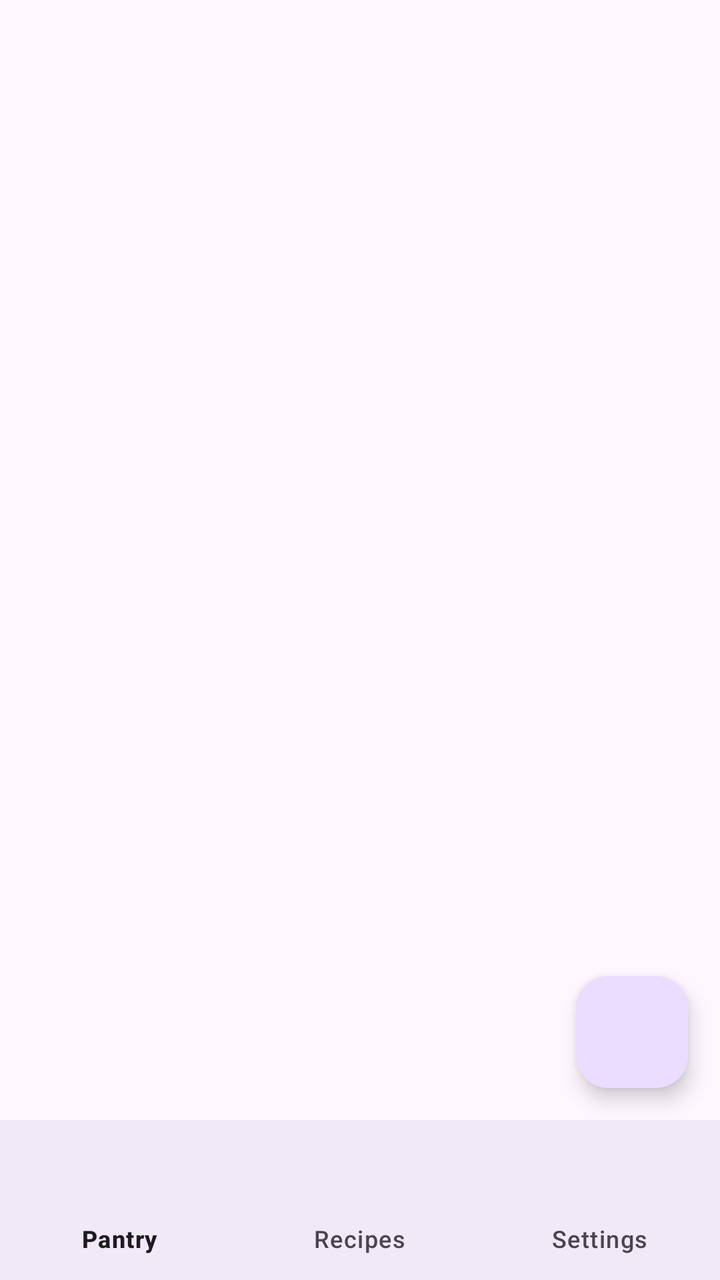
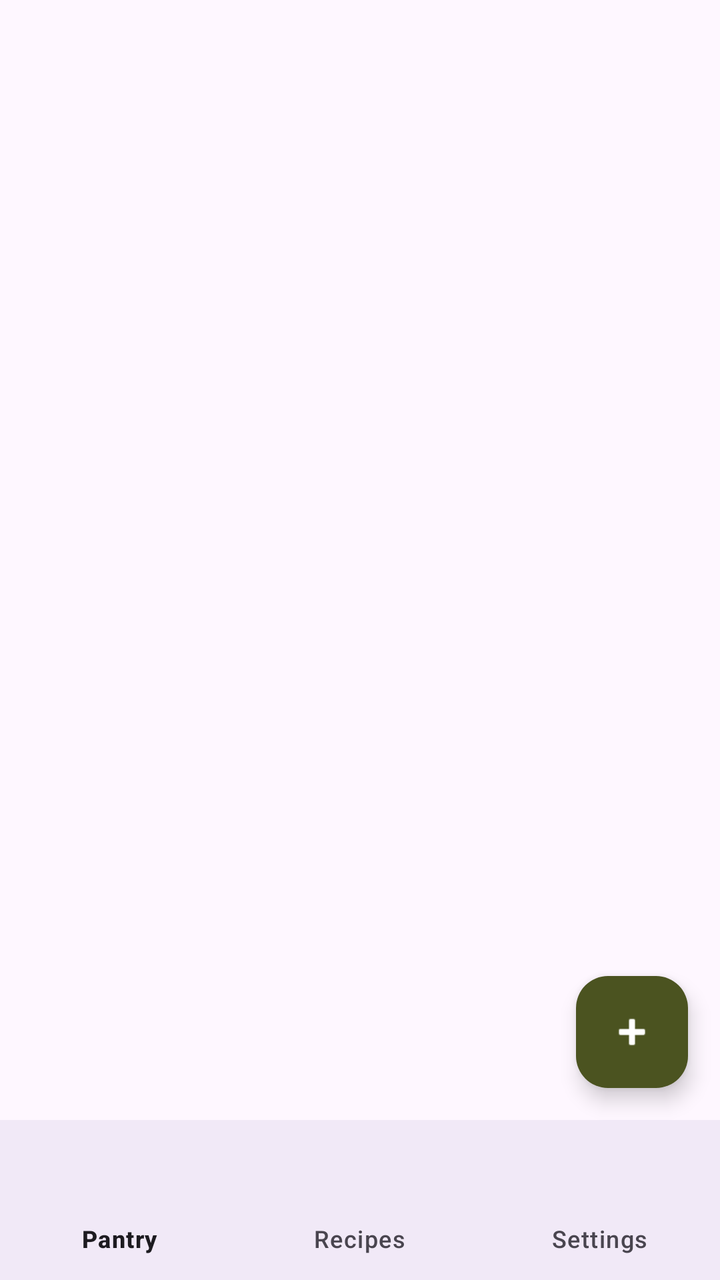

Two renders of the same Android screen: before a commit and after it. Below are the layout's source before the change and the commit's diff.
<!-- AndroidManifest.xml: application theme Theme.SmartPantryManager -->
<!-- res/layout/activity_pantry_list.xml -->
<?xml version="1.0" encoding="utf-8"?>
<RelativeLayout xmlns:android="http://schemas.android.com/apk/res/android"
    xmlns:app="http://schemas.android.com/apk/res-auto"
    android:layout_width="match_parent"
    android:layout_height="match_parent">

    <androidx.recyclerview.widget.RecyclerView
        android:id="@+id/recyclerViewPantry"
        android:layout_width="match_parent"
        android:layout_height="match_parent"
        android:layout_above="@id/bottomNavigationView" />

    <com.google.android.material.floatingactionbutton.FloatingActionButton
        android:id="@+id/fabAddIngredient"
        android:layout_width="wrap_content"
        android:layout_height="wrap_content"
        android:layout_above="@id/bottomNavigationView"
        android:layout_alignParentEnd="true"
        android:layout_margin="16dp"
        android:contentDescription="Add Ingredient" />

    <com.google.android.material.bottomnavigation.BottomNavigationView
        android:id="@+id/bottomNavigationView"
        android:layout_width="match_parent"
        android:layout_height="wrap_content"
        android:layout_alignParentBottom="true"
        android:background="?android:attr/windowBackground"
        app:menu="@menu/bottom_nav_menu" />
</RelativeLayout>
<!-- resources referenced by this layout -->
<resources>
  <style name="Theme.SmartPantryManager" parent="Base.Theme.SmartPantryManager" />
  <style name="Base.Theme.SmartPantryManager" parent="Theme.Material3.DayNight.NoActionBar">
          
          
      </style>
</resources>

<!-- the commit's change to res/layout/activity_pantry_list.xml (unified diff, before → after) -->
@@ -1,29 +1,49 @@
 <?xml version="1.0" encoding="utf-8"?>
-<RelativeLayout xmlns:android="http://schemas.android.com/apk/res/android"
+<androidx.constraintlayout.widget.ConstraintLayout xmlns:android="http://schemas.android.com/apk/res/android"
     xmlns:app="http://schemas.android.com/apk/res-auto"
     android:layout_width="match_parent"
     android:layout_height="match_parent">
 
     <androidx.recyclerview.widget.RecyclerView
         android:id="@+id/recyclerViewPantry"
-        android:layout_width="match_parent"
-        android:layout_height="match_parent"
-        android:layout_above="@id/bottomNavigationView" />
+        android:layout_width="0dp"
+        android:layout_height="0dp"
+        app:layout_constraintTop_toTopOf="parent"
+        app:layout_constraintBottom_toTopOf="@id/bottomNavigationView"
+        app:layout_constraintStart_toStartOf="parent"
+        app:layout_constraintEnd_toEndOf="parent" />
+
+    <TextView
+        android:id="@+id/textViewEmpty"
+        android:layout_width="wrap_content"
+        android:layout_height="wrap_content"
+        android:text="Your pantry is empty.\nClick '+' to add ingredients."
+        android:textAlignment="center"
+        android:visibility="gone"
+        app:layout_constraintTop_toTopOf="parent"
+        app:layout_constraintBottom_toTopOf="@id/bottomNavigationView"
+        app:layout_constraintStart_toStartOf="parent"
+        app:layout_constraintEnd_toEndOf="parent" />
 
     <com.google.android.material.floatingactionbutton.FloatingActionButton
         android:id="@+id/fabAddIngredient"
         android:layout_width="wrap_content"
         android:layout_height="wrap_content"
-        android:layout_above="@id/bottomNavigationView"
-        android:layout_alignParentEnd="true"
         android:layout_margin="16dp"
-        android:contentDescription="Add Ingredient" />
+        android:contentDescription="Add Ingredient"
+        android:src="@android:drawable/ic_input_add"
+        app:backgroundTint="@color/army_green"
+        app:tint="@color/white"
+        app:layout_constraintBottom_toTopOf="@id/bottomNavigationView"
+        app:layout_constraintEnd_toEndOf="parent" />
 
     <com.google.android.material.bottomnavigation.BottomNavigationView
         android:id="@+id/bottomNavigationView"
-        android:layout_width="match_parent"
+        android:layout_width="0dp"
         android:layout_height="wrap_content"
-        android:layout_alignParentBottom="true"
         android:background="?android:attr/windowBackground"
-        app:menu="@menu/bottom_nav_menu" />
-</RelativeLayout>
+        app:menu="@menu/bottom_nav_menu"
+        app:layout_constraintBottom_toBottomOf="parent"
+        app:layout_constraintStart_toStartOf="parent"
+        app:layout_constraintEnd_toEndOf="parent" />
+</androidx.constraintlayout.widget.ConstraintLayout>
<!-- resource entries referenced after the edit -->
@@ -1,5 +1,7 @@
 <!-- resources referenced by this layout -->
 <resources>
+  <color name="army_green">#4B5320</color>
+  <color name="white">#FFFFFFFF</color>
   <style name="Theme.SmartPantryManager" parent="Base.Theme.SmartPantryManager" />
   <style name="Base.Theme.SmartPantryManager" parent="Theme.Material3.DayNight.NoActionBar">
           
